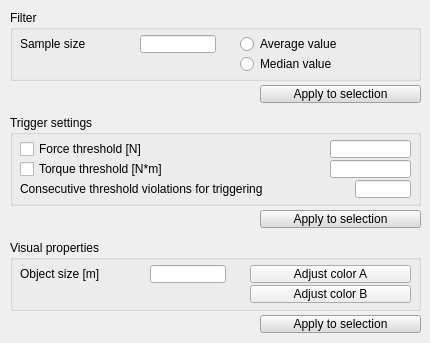
This is ui/qdlgforcesensors.ui in CoppeliaRobotics/coppeliaSimLib as Qt 5 draws it before an edit. The edited form follows.
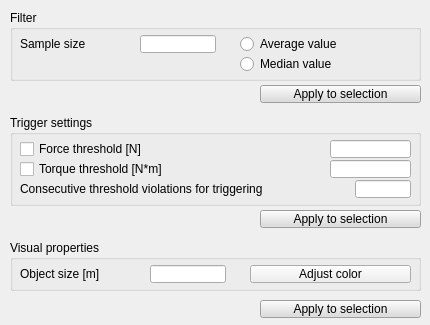
This is the edited form.

```diff
--- a/ui/qdlgforcesensors.ui
+++ b/ui/qdlgforcesensors.ui
@@ -7,7 +7,7 @@
     <x>0</x>
     <y>0</y>
     <width>430</width>
-    <height>343</height>
+    <height>325</height>
    </rect>
   </property>
   <property name="windowTitle">
@@ -22,7 +22,7 @@
      <x>10</x>
      <y>240</y>
      <width>411</width>
-     <height>71</height>
+     <height>51</height>
     </rect>
    </property>
    <property name="title">
@@ -67,23 +67,7 @@
      <enum>Qt::StrongFocus</enum>
     </property>
     <property name="text">
-     <string>Adjust color A</string>
-    </property>
-   </widget>
-   <widget class="QToolButton" name="qqColorB">
-    <property name="geometry">
-     <rect>
-      <x>240</x>
-      <y>45</y>
-      <width>161</width>
-      <height>18</height>
-     </rect>
-    </property>
-    <property name="focusPolicy">
-     <enum>Qt::StrongFocus</enum>
-    </property>
-    <property name="text">
-     <string>Adjust color B</string>
+     <string>Adjust color</string>
     </property>
    </widget>
   </widget>
@@ -259,7 +243,7 @@
    <property name="geometry">
     <rect>
      <x>260</x>
-     <y>315</y>
+     <y>300</y>
      <width>161</width>
      <height>18</height>
     </rect>
```
Left out of the diff: 1 changed line with no effect on the pictures.
